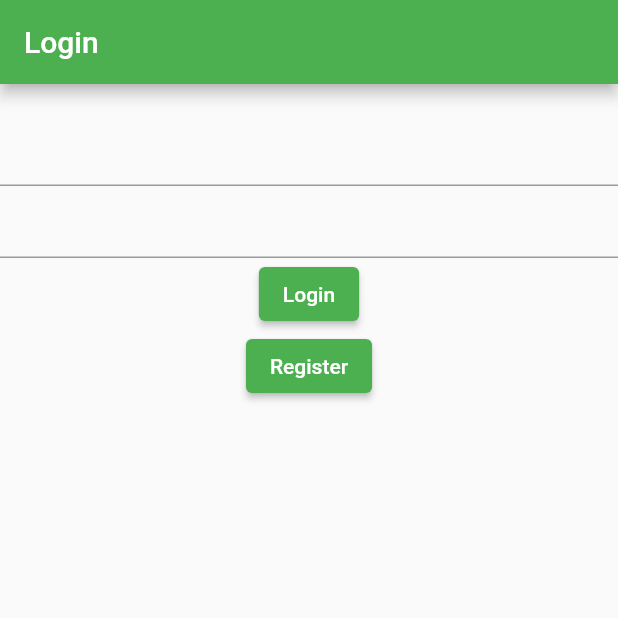
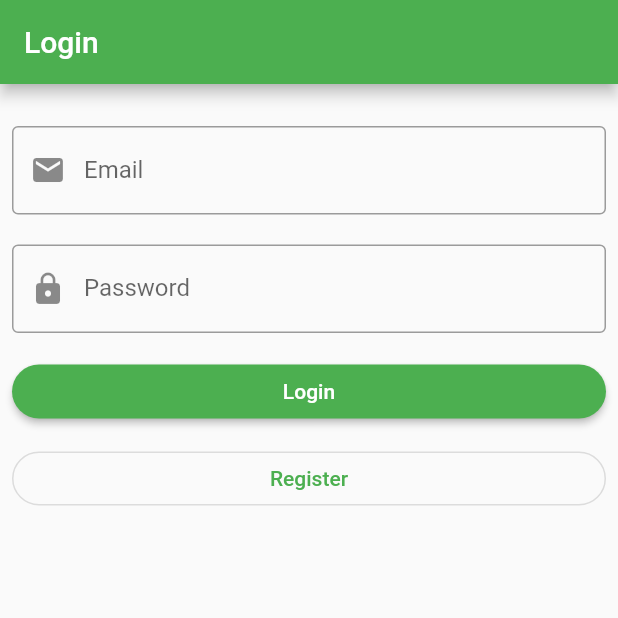
Before and after one commit to amir58/FlutterHTIG24, a Flutter app: the screen it shows after launch, on a phone screen of 412 x 824 dp, the top half of it. Run offline on Flutter 3.47's test engine with Material 2 defaults, Android fonts, the phone set to English and light mode, and no system bars.

Commit message:
OOP & Login Screen

```diff
--- a/lib/main.dart
+++ b/lib/main.dart
@@ -39,7 +39,7 @@ class FirstPage extends StatelessWidget {
         ],
       ),
       // Layouts => Column , Row , Stack
-      body: Container(
+      body: SizedBox(
         width: double.infinity,
         child: Column(
           // Main  => Vertical
@@ -91,30 +91,63 @@ class LoginPage extends StatelessWidget {
   Widget build(BuildContext context) {
     return Scaffold(
       appBar: AppBar(
-        title: Text("Login"),
+        title: const Text("Login"),
       ),
       body: SizedBox(
         width: double.infinity,
+        child: Padding(
+          padding: const EdgeInsets.all(8.0),
           child: Column(
             children: [
               const SizedBox(height: 20),
-            TextFormField(),
-            TextFormField(),
-            ElevatedButton(
+              TextFormField(
+                textInputAction: TextInputAction.next,
+                keyboardType: TextInputType.emailAddress,
+                decoration: const InputDecoration(
+                  labelText: 'Email',
+                  border: OutlineInputBorder(),
+                  prefixIcon: Icon(
+                    Icons.email,
+                  ),
+                ),
+              ),
+              const SizedBox(height: 20),
+              TextFormField(
+                obscureText: true,
+                decoration: const InputDecoration(
+                  labelText: 'Password',
+                  border: OutlineInputBorder(),
+                  prefixIcon: Icon(
+                    Icons.lock,
+                  ),
+                ),
+              ),
+              const SizedBox(height: 15),
+              SizedBox(
+                width: double.infinity,
+                child: ElevatedButton(
+                  style: ElevatedButton.styleFrom(shape: const StadiumBorder()),
                   onPressed: () {},
-              child: Text(
+                  child: const Text(
                     "Login",
                   ),
                 ),
-            ElevatedButton(
+              ),
+              Container(
+                margin: const EdgeInsets.only(top: 10),
+                width: double.infinity,
+                child: OutlinedButton(
                   onPressed: () {},
-              child: Text(
-                "Register",
+                  child: const Text('Register'),
+                  style: OutlinedButton.styleFrom(
+                    shape: const StadiumBorder(),
+                  ),
                 ),
               ),
             ],
           ),
         ),
+      ),
     );
   }
 }
```
Also changed, not shown: lib/basics.dart (+46 -1 lines), lib/oop.dart (added, +46 -0 lines). Lines whose indentation alone changed are shown as unchanged.
